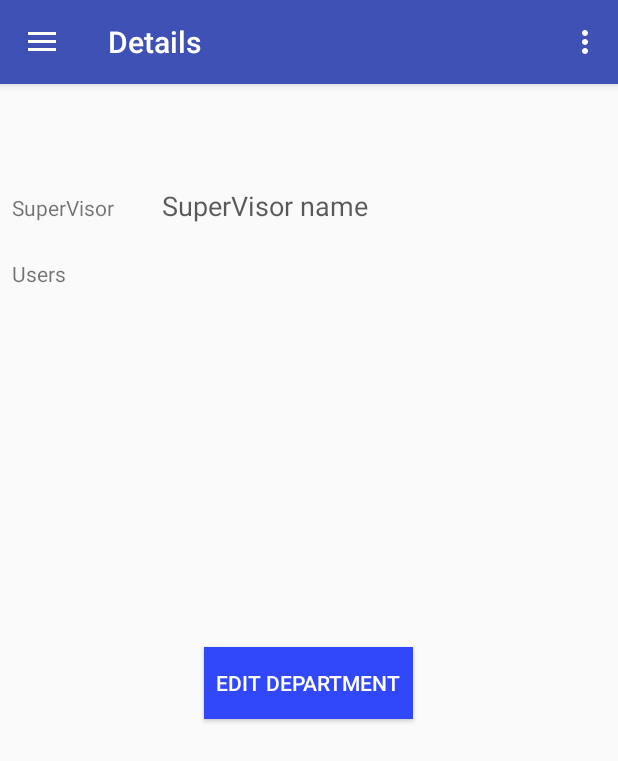
After one commit to Schenckerl/SoftwareTechnology2017, an Android app: the fragment DepartmentDetails placed in its activity, on a phone screen of 412 x 824 dp. The commit adds this screen. Shown: the top 761 px of the screen. Run offline under Robolectric (Android 15) with nearby library versions, the phone set to English and light mode, and no system bars; our stand-ins replace Firebase (no records; nobody signed in at launch, a user with empty details on screens opened directly), sdp/ssp sizes; 6 statements that could not run were skipped.

Commit message:
[ES, DL] more CEO infos added, specific Fragments

```diff
--- a/TimemanagementTool/app/src/main/java/at/thelegend27/timemanagementtool/HelperClasses/UserUtils.java
+++ b/TimemanagementTool/app/src/main/java/at/thelegend27/timemanagementtool/HelperClasses/UserUtils.java
@@ -14,15 +14,12 @@ import com.google.firebase.auth.FirebaseAuth;
 import com.google.firebase.database.DatabaseReference;
 import com.google.firebase.database.FirebaseDatabase;
 
+import at.thelegend27.timemanagementtool.LoginActivity;
 import at.thelegend27.timemanagementtool.R;
 import at.thelegend27.timemanagementtool.TimemanagementActivity;
 import at.thelegend27.timemanagementtool.database.User;
 
 import static android.content.ContentValues.TAG;
-
-/**
- * Created by dominik on 24.05.17.
- */
 
 public class UserUtils {
 
--- a/TimemanagementTool/app/src/main/java/at/thelegend27/timemanagementtool/LoginActivity.java
+++ b/TimemanagementTool/app/src/main/java/at/thelegend27/timemanagementtool/LoginActivity.java
@@ -53,7 +53,7 @@ public class LoginActivity extends AppCompatActivity implements View.OnFocusChan
         }
 
         mAuth = ((FirebaseApplication) getApplication()).getFirebaseAuth();
-        ((FirebaseApplication) getApplication()).checkUserLogin(LoginActivity.this);
+        //((FirebaseApplication) getApplication()).checkUserLogin(LoginActivity.this);
 
         loginError = (TextView) findViewById(R.id.login_error);
         emailInput = (TextInputEditText) findViewById(R.id.login_email);
--- a/TimemanagementTool/app/src/main/java/layout/AdminTabHost.java
+++ b/TimemanagementTool/app/src/main/java/layout/AdminTabHost.java
@@ -27,10 +27,10 @@ public class AdminTabHost  extends Fragment {
         mTabHost = new FragmentTabHost(getActivity());
         mTabHost.setup(getActivity(), getChildFragmentManager(), R.layout.admin_tab_host);
 
-        mTabHost.addTab(mTabHost.newTabSpec("simple").setIndicator("Simple"),
+        mTabHost.addTab(mTabHost.newTabSpec("create").setIndicator("Create"),
                 AdminFragment.class, null);
 
-        mTabHost.addTab(mTabHost.newTabSpec("another").setIndicator("Another"),
+        mTabHost.addTab(mTabHost.newTabSpec("overview").setIndicator("Overview"),
                 EditProfileFragment.class, null);
 
         return mTabHost;
--- /dev/null
+++ b/TimemanagementTool/app/src/main/java/layout/DepartmentDetails.java
@@ -0,0 +1,110 @@
+package layout;
+
+import android.support.v4.app.Fragment;
+import android.os.Bundle;
+import android.support.annotation.Nullable;
+import android.view.LayoutInflater;
+import android.view.TextureView;
+import android.view.View;
+import android.view.ViewGroup;
+import android.widget.ListView;
+import android.widget.SimpleAdapter;
+import android.widget.TextView;
+
+import com.google.firebase.database.ChildEventListener;
+import com.google.firebase.database.DataSnapshot;
+import com.google.firebase.database.DatabaseError;
+import com.google.firebase.database.DatabaseReference;
+import com.google.firebase.database.FirebaseDatabase;
+import com.google.firebase.database.ValueEventListener;
+
+import java.lang.reflect.Field;
+import java.util.ArrayList;
+import java.util.HashMap;
+import java.util.Map;
+
+import at.thelegend27.timemanagementtool.R;
+import at.thelegend27.timemanagementtool.TimemanagementActivity;
+import at.thelegend27.timemanagementtool.database.Department;
+import at.thelegend27.timemanagementtool.database.User;
+
+public class DepartmentDetails extends Fragment {
+
+    public String dep;
+    private TimemanagementActivity activity;
+
+    public DepartmentDetails() {
+
+    }
+    @Override
+    public View onCreateView(LayoutInflater inflater, ViewGroup container,
+                             Bundle savedInstanceState) {
+        // Inflate the layout for this fragment
+        return inflater.inflate(R.layout.department_detail, container, false);
+    }
+    @Override
+    public void onViewCreated(final View view, @Nullable Bundle savedInstanceState) {
+        activity = (TimemanagementActivity) getActivity();
+        activity.setTitle("Details");
+        ((TextView)view.findViewById(R.id.department_info_header)).setText(dep);
+        DatabaseReference db = FirebaseDatabase.getInstance().getReference("Departments/"+ dep);
+        db.addListenerForSingleValueEvent(new ValueEventListener() {
+            @Override
+            public void onDataChange(DataSnapshot dataSnapshot) {
+                DatabaseReference db = FirebaseDatabase.getInstance().getReference("Users/"+ dataSnapshot.getValue(Department.class).supervisor);
+                db.addListenerForSingleValueEvent(new ValueEventListener() {
+                    @Override
+                    public void onDataChange(DataSnapshot dataSnapshot) {
+                        ((TextView) view.findViewById(R.id.supervisor_name)).setText(dataSnapshot.getValue(User.class).fullName);
+                    }
+                    @Override
+                    public void onCancelled(DatabaseError databaseError) {
+
+                    }
+                });
+
+            }
+
+            @Override
+            public void onCancelled(DatabaseError databaseError) {
+
+            }
+        });
+        final ArrayList<Map<String, String>> items = new ArrayList<>();
+
+        DatabaseReference md = FirebaseDatabase.getInstance().getReference("Users");
+        md.orderByChild("department").equalTo(dep).addChildEventListener(new ChildEventListener() {
+            @Override
+            public void onChildAdded(DataSnapshot dataSnapshot, String s) {
+                Map<String, String> current = new HashMap<>();
+                current.put("line1", dataSnapshot.getValue(User.class).fullName);
+                current.put("line2", dataSnapshot.getValue(User.class).department);
+                items.add(current);
+                SimpleAdapter adapter = new SimpleAdapter(activity, items,
+                        R.layout.user_info_list_item, new String[]{"line1", "line2"},
+                        new int[]{R.id.user_info_line1, R.id.user_info_line2});
+                ((ListView)view.findViewById(R.id.users_for_department)).setAdapter(adapter);
+            }
+
+            @Override
+            public void onChildChanged(DataSnapshot dataSnapshot, String s) {
+
+            }
+
+            @Override
+            public void onChildRemoved(DataSnapshot dataSnapshot) {
+
+            }
+
+            @Override
+            public void onChildMoved(DataSnapshot dataSnapshot, String s) {
+
+            }
+
+            @Override
+            public void onCancelled(DatabaseError databaseError) {
+
+            }
+        });
+    }
+}
--- /dev/null
+++ b/TimemanagementTool/app/src/main/res/layout/department_detail.xml
@@ -0,0 +1,62 @@
+<?xml version="1.0" encoding="utf-8"?>
+<RelativeLayout xmlns:android="http://schemas.android.com/apk/res/android"
+    android:orientation="vertical" android:layout_width="match_parent"
+    android:layout_height="match_parent"
+    android:layout_margin="@dimen/_8sdp">
+
+    <TextView
+        android:id="@+id/department_info_header"
+        android:layout_width="wrap_content"
+        android:layout_height="wrap_content"
+        android:layout_centerHorizontal="true"
+        android:text="@string/details_for_department"
+        android:textSize="24sp" />
+    <LinearLayout
+        android:layout_width="match_parent"
+        android:layout_height="wrap_content"
+        android:orientation="horizontal"
+        android:layout_below="@+id/department_info_header"
+        android:layout_alignParentStart="true"
+        android:layout_marginTop="28dp"
+        android:id="@+id/linearLayout">
+        <TextView
+            android:id="@+id/textView4"
+            android:layout_width="wrap_content"
+            android:layout_height="wrap_content"
+            android:text="@string/supervisor"
+            android:layout_marginRight="@dimen/_32sdp"/>
+        <TextView
+            android:layout_width="wrap_content"
+            android:layout_height="wrap_content"
+            android:id="@+id/supervisor_name"
+            android:text="@string/supervisor_name"
+            android:textSize="18sp"
+            android:textColor="@color/colorBlack"/>
+    </LinearLayout>
+
+    <TextView
+        android:layout_width="match_parent"
+        android:layout_height="wrap_content"
+        android:text="@string/users"
+        android:id="@+id/textView3"
+        android:layout_marginTop="23dp"
+        android:layout_below="@+id/linearLayout"
+        android:layout_alignParentStart="true" />
+    <ListView
+        android:id="@+id/users_for_department"
+        android:layout_width="match_parent"
+        android:layout_height="200dp"
+        android:layout_below="@+id/textView3"
+        android:layout_alignParentStart="true" />
+    <Button
+        android:layout_width="wrap_content"
+        android:layout_height="wrap_content"
+        android:text="@string/edit_department"
+        android:textColor="@color/colorWhite"
+        android:padding="@dimen/_8sdp"
+        android:background="@color/colorPrimaryMiddle"
+        android:id="@+id/button2"
+        android:layout_marginTop="39dp"
+        android:layout_below="@+id/users_for_department"
+        android:layout_centerHorizontal="true" />
+</RelativeLayout>
--- a/TimemanagementTool/app/src/main/res/menu/activity_main_drawer.xml
+++ b/TimemanagementTool/app/src/main/res/menu/activity_main_drawer.xml
@@ -26,9 +26,15 @@
             android:title="@string/employee_overview"
             android:visible="false"/>
         <item
+            android:id="@+id/nav_department_overview"
+            android:icon="@drawable/ic_domain_black_24dp"
+            android:title="@string/department_overview"
+            android:visible="false"/>
+        <item
             android:id="@+id/nav_logout"
             android:icon="@drawable/ic_perm_contact_calendar_black_24dp"
             android:title="@string/logout" />
+
     </group>
 
 </menu>
--- a/TimemanagementTool/app/src/main/res/values/strings.xml
+++ b/TimemanagementTool/app/src/main/res/values/strings.xml
@@ -146,7 +146,13 @@
     <string name="submit_department">Submit Department</string>
     <string name="department_dropdown_title">Department</string>
     <string name="employee_overview">Employee Overview</string>
-    <string name="relogging_user_please_wait">Relogging User Please wait</string>n
+    <string name="relogging_user_please_wait">Relogging User Please wait</string>
+    <string name="department_overview">Department Overview</string>
+    <string name="details_for_department">Details for Department</string>
+    <string name="supervisor_name">SuperVisor name</string>
+    <string name="supervisor">SuperVisor</string>
+    <string name="users">Users</string>
+    <string name="edit_department">Edit Department</string>
 
     <plurals name="error_week_password">
         <item quantity="one">Password not strong enough. Use at least %1$d character and a mix of letters and numbers</item>
```
Also changed, not shown: TimemanagementTool/app/src/main/java/at/thelegend27/timemanagementtool/TimemanagementActivity.java (+22 -3 lines), TimemanagementTool/app/src/main/java/at/thelegend27/timemanagementtool/database/DatabaseHelper.java (+9 -2 lines), TimemanagementTool/app/src/main/java/layout/AdminFragment.java (+8 -16 lines), TimemanagementTool/app/src/main/java/layout/DepartmentOverview.java (added, +88 -0 lines), TimemanagementTool/app/src/main/java/layout/EmployeeOverview.java (+33 -7 lines), TimemanagementTool/app/src/main/res/layout/department_overview.xml (added, +8 -0 lines), TimemanagementTool/app/src/main/res/layout/user_info_list_item.xml (added, +39 -0 lines), TimemanagementTool/app/src/main/res/drawable-hdpi/ic_domain_black_24dp.png (added), TimemanagementTool/app/src/main/res/drawable-mdpi/ic_domain_black_24dp.png (added), TimemanagementTool/app/src/main/res/drawable-xhdpi/ic_domain_black_24dp.png (added), TimemanagementTool/app/src/main/res/drawable-xxhdpi/ic_domain_black_24dp.png (added), TimemanagementTool/app/src/main/res/drawable-xxxhdpi/ic_domain_black_24dp.png (added).
